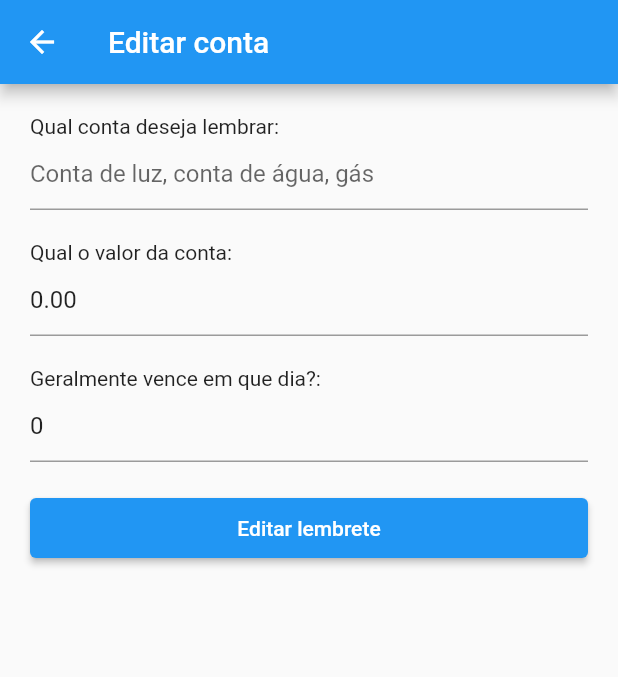
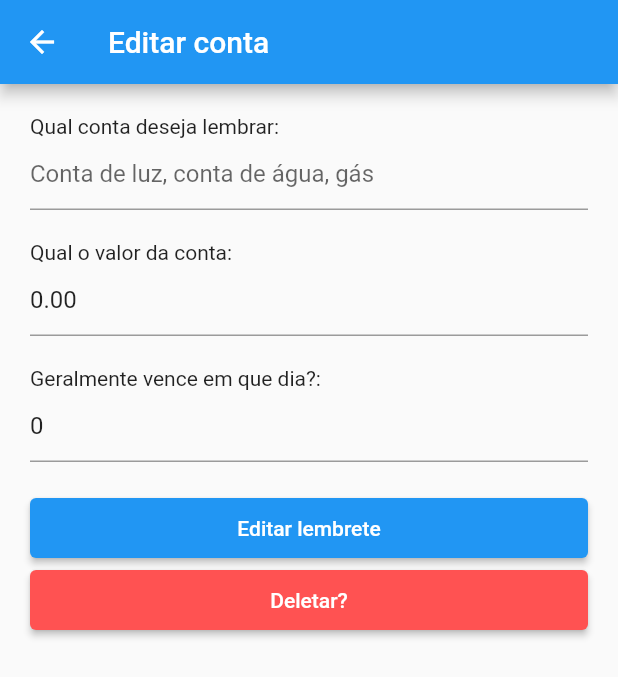
Before and after one commit to brunoalvesdasilva/flutter_remember, a Flutter app: the BillScreen screen opened directly with empty values, on a phone screen of 412 x 824 dp. Shown: the top 677 px of the screen. Run offline on Flutter 3.47's test engine with Material 2 defaults, Android fonts, the phone set to English and light mode, and no system bars; our stand-ins replace cloud_firestore, firebase_core, firebase_messaging, flutter_masked_text; accounts and stored records are empty.

Commit message:
refactor(bills): new version crud bills

```diff
--- a/lib/main.dart
+++ b/lib/main.dart
@@ -22,8 +22,8 @@ MaterialApp app() {
     title: 'Meus lembretes de contas',
     initialRoute: '/',
     routes: {
-      '/': (_) => const HomeScreen(),
-      BillScreen.routeName: (_) => const BillScreen(),
+      '/': (context) => const HomeScreen(),
+      BillScreen.routeName: (context) => const BillScreen(),
     },
   );
 }
--- a/lib/src/repository/bill_repository.dart
+++ b/lib/src/repository/bill_repository.dart
@@ -10,11 +10,13 @@ class BillRepository {
   }
 
   void update(BillModel bill) async {
-    print(bill.id());
     await collection.doc(bill.id()).update(bill.toMap());
   }
 
   void delete(BillModel bill) async {
+    print("Repo");
+    print(bill.id());
+
     await collection.doc(bill.id()).delete();
   }
 
--- a/lib/src/screens/bill.dart
+++ b/lib/src/screens/bill.dart
@@ -18,7 +18,8 @@ class BillScreen extends StatelessWidget {
 
   @override
   Widget build(BuildContext context) {
-    final _args = ModalRoute.of(context)!.settings.arguments as BillScreenArguments;
+    final _args =
+        ModalRoute.of(context)!.settings.arguments as BillScreenArguments;
     bool _hasBill = _args is BillScreenArguments;
     final _bill = _hasBill ? _args.bill : null;
 
@@ -29,14 +30,26 @@ class BillScreen extends StatelessWidget {
         repository.create(bill);
       }
 
-      Navigator.pop(context);
+      Navigator.pop(context, "Refresh");
+    }
+
+    void onDelete(BillModel bill) {
+      if (_hasBill) {
+        repository.delete(bill);
+      }
+
+      Navigator.pop(context, "Refresh");
     }
 
     return Scaffold(
       appBar: AppBar(
         title: Text(_hasBill ? "Editar conta" : "Adicionar nova conta"),
       ),
-      body: FormBill(onSave, bill: _bill),
+      body: FormBill(
+        bill: _bill,
+        onSave: onSave,
+        onDelete: onDelete,
+      ),
     );
   }
 }
--- a/lib/src/widget/actions/confirm.dart
+++ b/lib/src/widget/actions/confirm.dart
@@ -0,0 +1,77 @@
+import 'package:flutter/material.dart';
+
+class Confirm extends StatefulWidget {
+  final Function onConfirm;
+
+  const Confirm({Key? key, required this.onConfirm}) : super(key: key);
+
+  @override
+  _ConfirmState createState() => _ConfirmState();
+}
+
+class _ConfirmState extends State<Confirm> {
+  bool isConfirm = false;
+
+  handleConfirm() {
+    setState(() {
+      isConfirm = true;
+    });
+  }
+
+  handleCancel() {
+  }
+
+  handleOnConfirm() {
+    setState(() {
+      isConfirm = false;
+    });
+
+    widget.onConfirm();
+  }
+
+  @override
+  void initState() {
+    super.initState();
+  }
+
+  @override
+  Widget build(BuildContext context) {
+    if (isConfirm) {
+      return await();
+    }
+
+    return initial();
+  }
+
+  Widget initial() {
+    return ElevatedButton(
+      onPressed: handleConfirm,
+      child: const Text("Deletar?"),
+      style: ElevatedButton.styleFrom(
+        primary: Colors.redAccent,
+        minimumSize: const Size(double.infinity,
+            40),
+      ),
+    );
+  }
+
+  Widget await() {
+    return Row(
+      children: [
+        Expanded(
+            child: ElevatedButton(
+          onPressed: handleOnConfirm,
+          child: const Text("Confirmar!"),
+          style: ElevatedButton.styleFrom(primary: Colors.redAccent),
+        )),
+        const SizedBox(width: 10),
+        Expanded(
+            child: ElevatedButton(
+              onPressed: handleCancel,
+              child: const Text("Cancelar!"),
+              style: ElevatedButton.styleFrom(primary: Colors.grey),
+            ))
+      ],
+    );
+  }
+}
--- a/lib/src/widget/bill/form.dart
+++ b/lib/src/widget/bill/form.dart
@@ -1,24 +1,26 @@
 import 'package:flutter/material.dart';
 import 'package:flutter/services.dart';
+import 'package:flutter_lembrete/src/widget/actions/confirm.dart';
 import 'package:flutter_masked_text/flutter_masked_text.dart';
 import 'package:flutter_lembrete/src/model/bill.dart';
 
 class FormBill extends StatefulWidget {
   final Function onSave;
+  final Function onDelete;
   final BillModel? bill;
 
-  const FormBill(this.onSave, {Key? key, this.bill}) : super(key: key);
+  const FormBill({Key? key, this.bill, required this.onSave, required this.onDelete}) : super(key: key);
 
   @override
-  _FormBillState createState() => _FormBillState(onSave, bill);
+  _FormBillState createState() => _FormBillState();
 }
 
 class _FormBillState extends State<FormBill> {
   static const double _spaceInputs = 20;
 
-  late BillModel _bill = BillModel('', 0.0, 1);
-  late String labelButton;
-  final Function onSave;
+  late BillModel _bill;
+  late String _buttonLabel;
+  bool isEdit = false;
 
   final TextEditingController _title = TextEditingController();
   final TextEditingController _price = MoneyMaskedTextController(decimalSeparator: ',', thousandSeparator: '.');
@@ -26,25 +28,12 @@ class _FormBillState extends State<FormBill> {
 
   final GlobalKey<FormState> _keyForm = GlobalKey<FormState>();
 
-  _FormBillState(this.onSave, bill) {
-    labelButton = 'Salvar lembrete';
-
-    if (bill is BillModel) {
-      _bill = bill;
-      labelButton = 'Editar lembrete';
-    }
-
-    _title.text = _bill.title;
-    _price.text = _bill.price.toStringAsFixed(2);
-    _expire.text = _bill.expire.toString();
-  }
-
   double toDouble(String raw) {
     String text = raw.replaceAll('.', '').replaceAll(',', '.');
     return double.parse(text);
   }
 
-  void save() {
+  void handleSave() {
     if (!_keyForm.currentState!.validate()) {
       return;
     }
@@ -53,7 +42,24 @@ class _FormBillState extends State<FormBill> {
     _bill.price = toDouble(_price.text);
     _bill.expire = int.parse(_expire.text);
 
-    onSave(_bill);
+    widget.onSave(_bill);
+  }
+
+  void handleDelete() {
+    widget.onDelete(_bill);
+  }
+
+  @override
+  void initState() {
+    super.initState();
+
+    isEdit = widget.bill is BillModel;
+    _buttonLabel = isEdit ? 'Editar lembrete' : 'Salvar lembrete';
+    _bill = isEdit ? widget.bill! : BillModel('', 0.0, 1);
+
+    _title.text = _bill.title;
+    _price.text = _bill.price.toStringAsFixed(2);
+    _expire.text = _bill.expire.toString();
   }
 
   @override
@@ -127,16 +133,29 @@ class _FormBillState extends State<FormBill> {
                   },
                 ),
               ),
-              ElevatedButton(
-                onPressed: save,
-                child: Text(labelButton),
-                style: ElevatedButton.styleFrom(
-                  minimumSize: const Size(double.infinity,
-                      40), // double.infinity is the width and 30 is the height
-                ),
-              )
+              action(),
+              delete(),
             ],
           ),
         ));
   }
+
+  Widget action() {
+    return ElevatedButton(
+      onPressed: handleSave,
+      child: Text(_buttonLabel),
+      style: ElevatedButton.styleFrom(
+        minimumSize: const Size(double.infinity,
+            40), // double.infinity is the width and 30 is the height
+      ),
+    );
+  }
+
+  Widget delete() {
+    if(isEdit) {
+      return Confirm(onConfirm: handleDelete);
+    }
+
+    return const SizedBox.shrink();
+  }
 }
```
Also changed, not shown: lib/src/screens/home.dart (+7 -5 lines).
